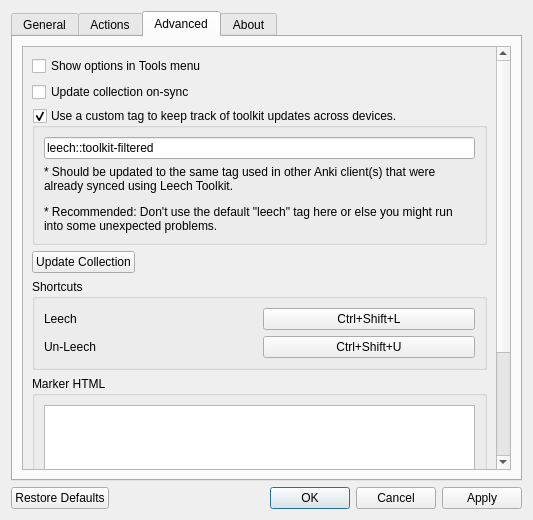
Before: the Qt Designer form res/ui/options_dialog.ui in iamjustkoi/LeechToolkit, drawn with Qt 5.
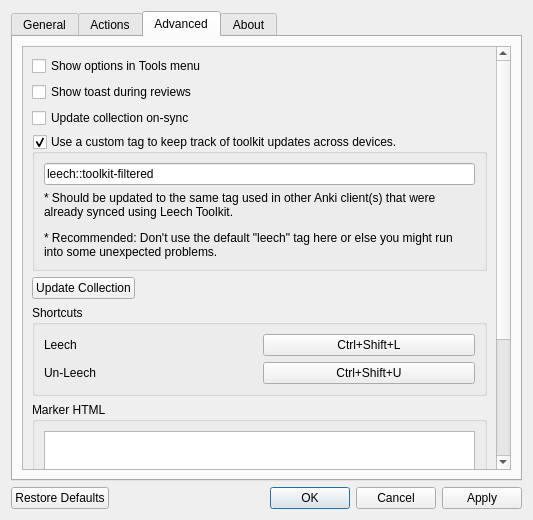
After: the same form once the commit is applied. The open tabs and pages were chosen to show the change. Icons and pictures are not drawn.

Commit message: Added option to toggle review toasts

Diff of the .ui file:
```diff
--- a/res/ui/options_dialog.ui
+++ b/res/ui/options_dialog.ui
@@ -268,7 +268,7 @@
             <x>0</x>
             <y>0</y>
             <width>472</width>
-            <height>538</height>
+            <height>561</height>
            </rect>
           </property>
           <property name="sizePolicy">
@@ -289,6 +289,16 @@
              </property>
             </widget>
            </item>
+           <item>
+            <widget class="QCheckBox" name="checkBox">
+             <property name="toolTip">
+              <string>Shows a popup whenever a card has its leech/lapse status updated during reviews.</string>
+             </property>
+             <property name="text">
+              <string>Show toast during reviews</string>
+             </property>
+            </widget>
+           </item>
            <item>
             <widget class="QCheckBox" name="syncUpdateCheckbox">
              <property name="toolTip">
```
Left out of the diff: 2 changed lines with no effect on the pictures. The commit also changes 1 other file.
